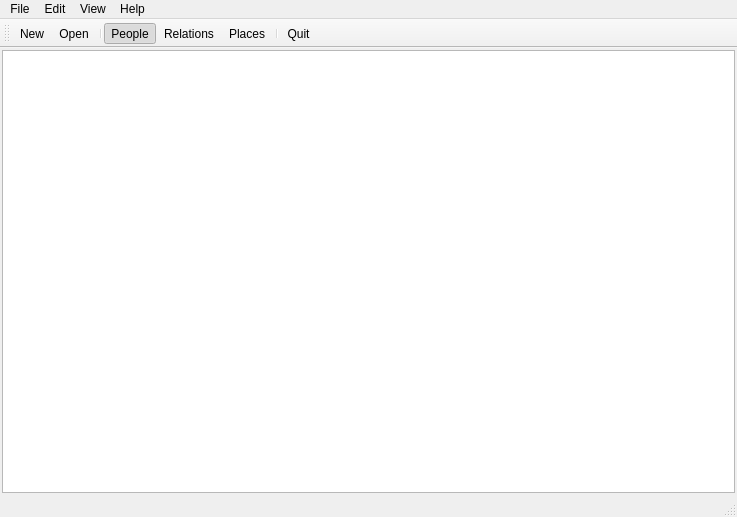
The window that mainwindow.ui (caybro/pedikree) describes before a commit, drawn with Qt 5.
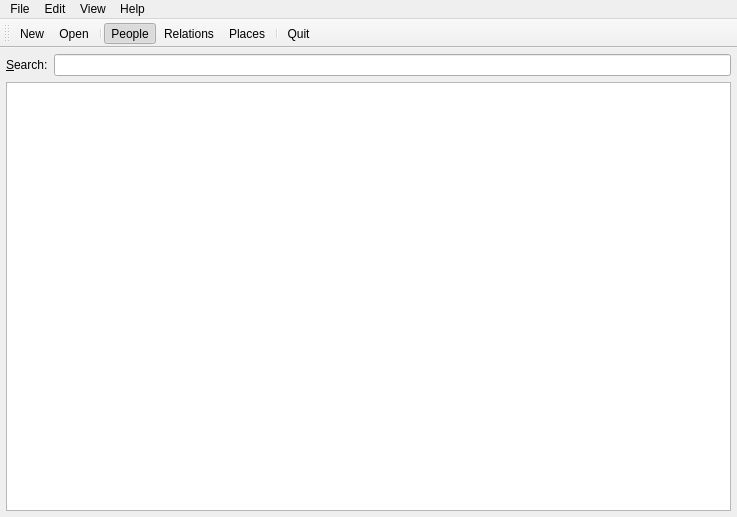
The same window after the commit. Icons and pictures are not drawn.

Commit message: add a filter search line

```diff
--- a/mainwindow.ui
+++ b/mainwindow.ui
@@ -13,16 +13,16 @@
   <widget class="QWidget" name="centralWidget">
    <layout class="QGridLayout" name="gridLayout">
     <property name="leftMargin">
-     <number>2</number>
+     <number>0</number>
     </property>
     <property name="topMargin">
-     <number>2</number>
+     <number>0</number>
     </property>
     <property name="rightMargin">
-     <number>2</number>
+     <number>0</number>
     </property>
     <property name="bottomMargin">
-     <number>2</number>
+     <number>0</number>
     </property>
     <item row="0" column="0">
      <widget class="QStackedWidget" name="stackedWidget">
@@ -30,20 +30,41 @@
        <number>0</number>
       </property>
       <widget class="QWidget" name="page">
-       <layout class="QGridLayout" name="gridLayout_2">
+       <layout class="QVBoxLayout" name="verticalLayout">
         <property name="leftMargin">
-         <number>0</number>
+         <number>6</number>
         </property>
         <property name="topMargin">
-         <number>0</number>
+         <number>6</number>
         </property>
         <property name="rightMargin">
-         <number>0</number>
+         <number>6</number>
         </property>
         <property name="bottomMargin">
-         <number>0</number>
+         <number>6</number>
         </property>
-        <item row="0" column="0">
+        <item>
+         <layout class="QHBoxLayout" name="horizontalLayout">
+          <item>
+           <widget class="QLabel" name="label">
+            <property name="text">
+             <string>&amp;Search:</string>
+            </property>
+            <property name="buddy">
+             <cstring>leSearch</cstring>
+            </property>
+           </widget>
+          </item>
+          <item>
+           <widget class="QLineEdit" name="leSearch">
+            <property name="clearButtonEnabled">
+             <bool>true</bool>
+            </property>
+           </widget>
+          </item>
+         </layout>
+        </item>
+        <item>
          <widget class="QTableView" name="tableView">
           <property name="contextMenuPolicy">
            <enum>Qt::CustomContextMenu</enum>
@@ -142,7 +163,6 @@
    <addaction name="separator"/>
    <addaction name="actionQuit"/>
   </widget>
-  <widget class="QStatusBar" name="statusBar"/>
   <action name="actionOpen">
    <property name="icon">
     <iconset theme="document-open">
```
The commit also changes 2 other files.
